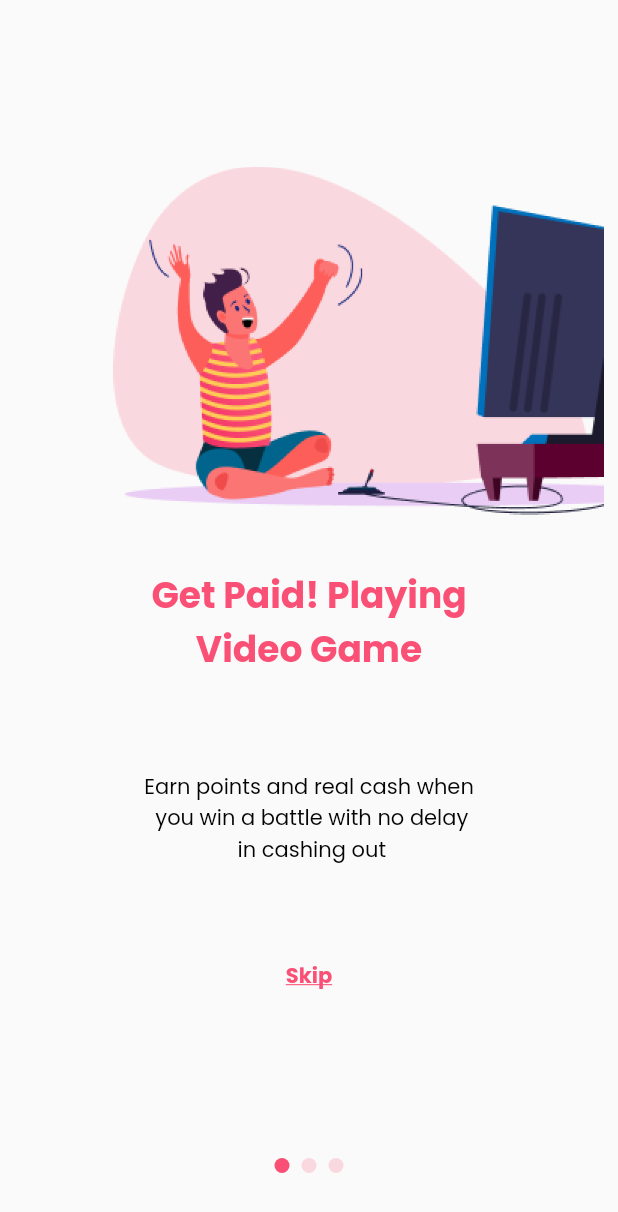
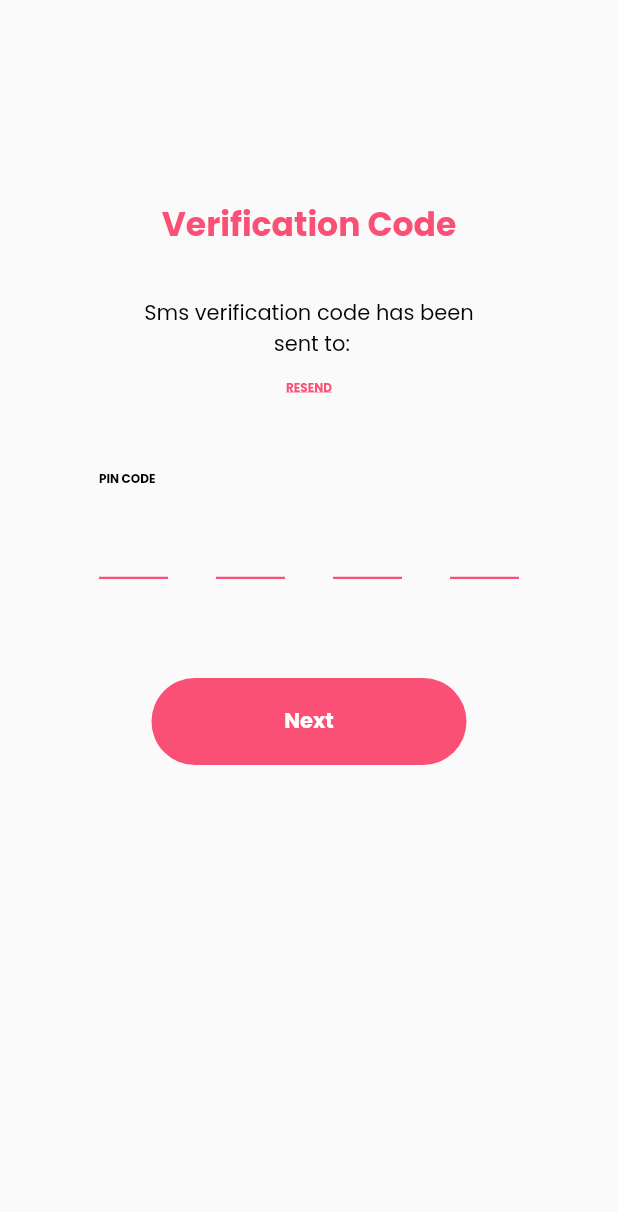
Before and after one commit to hammadx02/Gaming-App-UI-Flutter, a Flutter app: the screen it shows after launch, on a phone screen of 412 x 824 dp. Shown: the top 1212 px of the screen. Run offline on Flutter 3.47's test engine with Material 2 defaults, Android fonts, the light colour scheme and no system bars; drawn by our look-alikes of pin_code_fields, smooth_page_indicator; our stand-ins replace intl_phone_field.

Commit message:
initial commit

```diff
--- a/lib/main.dart
+++ b/lib/main.dart
@@ -1,5 +1,6 @@
 import 'package:flutter/material.dart';
 import 'package:gaming_app_ui/screens/onbording_screen.dart';
+import 'package:gaming_app_ui/verification/verification_screen3.dart';
 
 
 import 'colors/material_color.dart';
@@ -25,7 +26,7 @@ class _MyAppState extends State<MyApp> {
           const Color(0xffFA5075),
         ),
       ),
-      home:  OnBoarding(),
+      home:  VerficationScreen3(),
     );
   }
 }
--- a/lib/screens/create_account.dart
+++ b/lib/screens/create_account.dart
@@ -1,4 +1,5 @@
 import 'package:flutter/material.dart';
+import 'package:flutter/services.dart';
 import 'package:gaming_app_ui/components/buttons.dart';
 import 'package:gaming_app_ui/components/circular_button.dart';
 import 'package:intl_phone_field/country_picker_dialog.dart';
@@ -106,6 +107,9 @@ class _CreateAccountState extends State<CreateAccount> {
                       child: Padding(
                         padding: EdgeInsets.only(left: 52),
                         child: IntlPhoneField(
+                          inputFormatters: [
+                            LengthLimitingTextInputFormatter(5),
+                          ],
                           pickerDialogStyle: PickerDialogStyle(
                             countryCodeStyle: TextStyle(
                               fontSize: 14,
--- a/lib/verification/verification_screen1.dart
+++ b/lib/verification/verification_screen1.dart
@@ -1,5 +1,6 @@
 
 import 'package:flutter/material.dart';
+import 'package:flutter/services.dart';
 import 'package:gaming_app_ui/components/buttons.dart';
 import 'package:gaming_app_ui/constents/constents.dart';
 
@@ -79,6 +80,7 @@ class _VerficationScreen1State extends State<VerficationScreen1> {
                   child: Padding(
                     padding: EdgeInsets.only(left: 66),
                     child: IntlPhoneField(
+                      inputFormatters: [LengthLimitingTextInputFormatter(5),],
                       pickerDialogStyle: PickerDialogStyle(
                         countryCodeStyle: TextStyle(
                           fontSize: 14,
--- /dev/null
+++ b/lib/verification/verification_screen3.dart
@@ -0,0 +1,118 @@
+import 'package:flutter/material.dart';
+import 'package:gaming_app_ui/components/buttons.dart';
+import 'package:gaming_app_ui/constents/constents.dart';
+import 'package:pin_code_fields/pin_code_fields.dart';
+
+class VerficationScreen3 extends StatefulWidget {
+  const VerficationScreen3({super.key});
+
+  @override
+  State<VerficationScreen3> createState() => _VerficationScreen3State();
+}
+
+class _VerficationScreen3State extends State<VerficationScreen3> {
+  @override
+  Widget build(BuildContext context) {
+    return MaterialApp(
+      debugShowCheckedModeBanner: false,
+      home: Scaffold(
+        body: Column(
+          children: [
+            const SizedBox(
+              height: 133,
+            ),
+            const Padding(
+              padding: EdgeInsets.symmetric(horizontal: 76),
+              child: Text(
+                'Verification Code',
+                style: TextStyle(
+                  fontSize: 22,
+                  fontFamily: 'Poppins Bold',
+                  color: themeColor,
+                ),
+              ),
+            ),
+            const SizedBox(
+              height: 32,
+            ),
+            const Padding(
+              padding: EdgeInsets.symmetric(horizontal: 76),
+              child: Text(
+                'Sms verification code has been\n sent to:',
+                textAlign: TextAlign.center,
+                style: TextStyle(
+                  fontSize: 14,
+                  fontFamily: 'Poppins Regular',
+                  color: blackColor,
+                ),
+              ),
+            ),
+            const SizedBox(
+              height: 12,
+            ),
+            Center(
+              child: const Text(
+                'RESEND',
+                textAlign: TextAlign.center,
+                style: TextStyle(
+                  fontSize: 8,
+                  fontFamily: 'Poppins Bold',
+                  color: themeColor,
+                  decoration: TextDecoration.underline,
+                ),
+              ),
+            ),
+            const SizedBox(
+              height: 49,
+            ),
+            const Padding(
+              padding: EdgeInsets.symmetric(horizontal: 66),
+              child: Row(
+                crossAxisAlignment: CrossAxisAlignment.start,
+                children: [
+                  Text(
+                    'PIN CODE',
+                    textAlign: TextAlign.center,
+                    style: TextStyle(
+                      fontSize: 8,
+                      fontFamily: 'Poppins Bold',
+                      color: blackColor,
+                    ),
+                  ),
+                ],
+              ),
+            ),
+            const SizedBox(
+              height: 11,
+            ),
+            Padding(
+              padding: const EdgeInsets.symmetric(horizontal: 66),
+              child: PinCodeTextField(
+                appContext: context,
+                length: 4,
+                obscureText: true,
+                obscuringCharacter: '●',
+                cursorColor: themeColor,
+                pinTheme: PinTheme(
+                  shape: PinCodeFieldShape.underline,
+                  borderWidth: 1.5,
+                  fieldWidth: 46,
+                  activeColor: themeColor,
+                  disabledColor: themeColor,
+                  inactiveColor: themeColor,
+                  selectedColor: themeColor,
+                ),
+              ),
+            ),
+            const SizedBox(
+              height: 50,
+            ),
+            Center(
+              child: MyButton(title: 'Next'),
+            ),
+          ],
+        ),
+      ),
+    );
+  }
+}
--- a/pubspec.yaml
+++ b/pubspec.yaml
@@ -17,6 +17,7 @@ dependencies:
   cupertino_icons: ^1.0.2
   smooth_page_indicator: ^1.1.0
   intl_phone_field: ^3.2.0
+  pin_code_fields: ^8.0.1
 
 dev_dependencies:
   flutter_test:
```
Also changed, not shown: lib/verification/verfication_screen2.dart (deleted), lib/verification/verification_screen2.dart (added), pubspec.lock.
